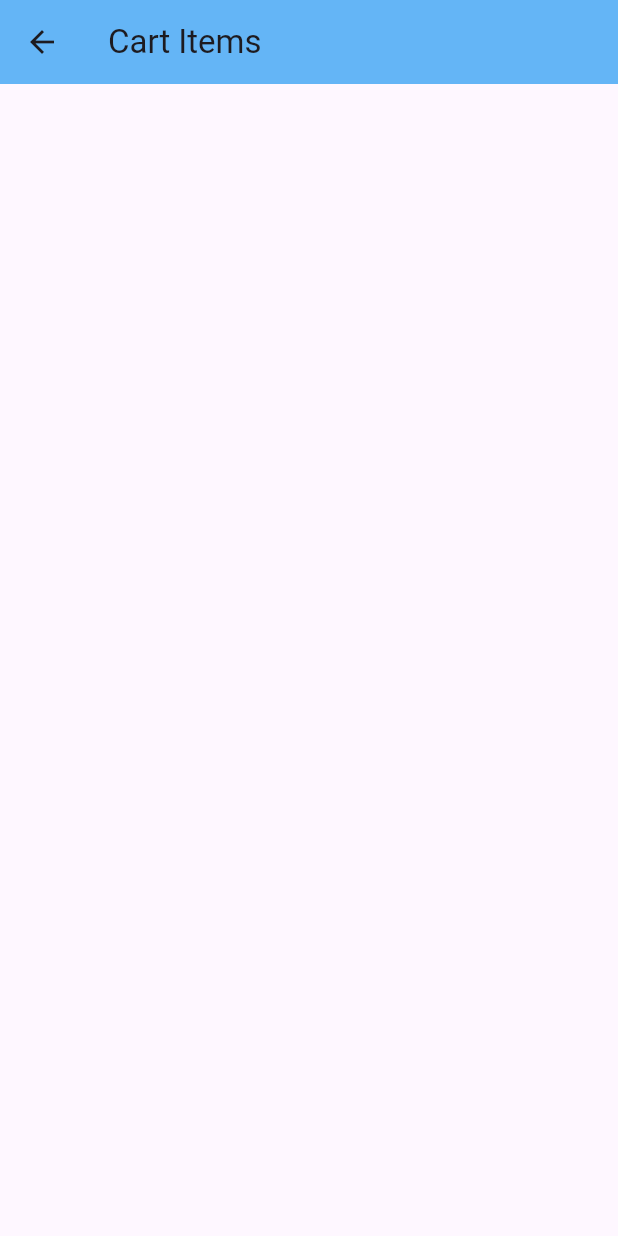
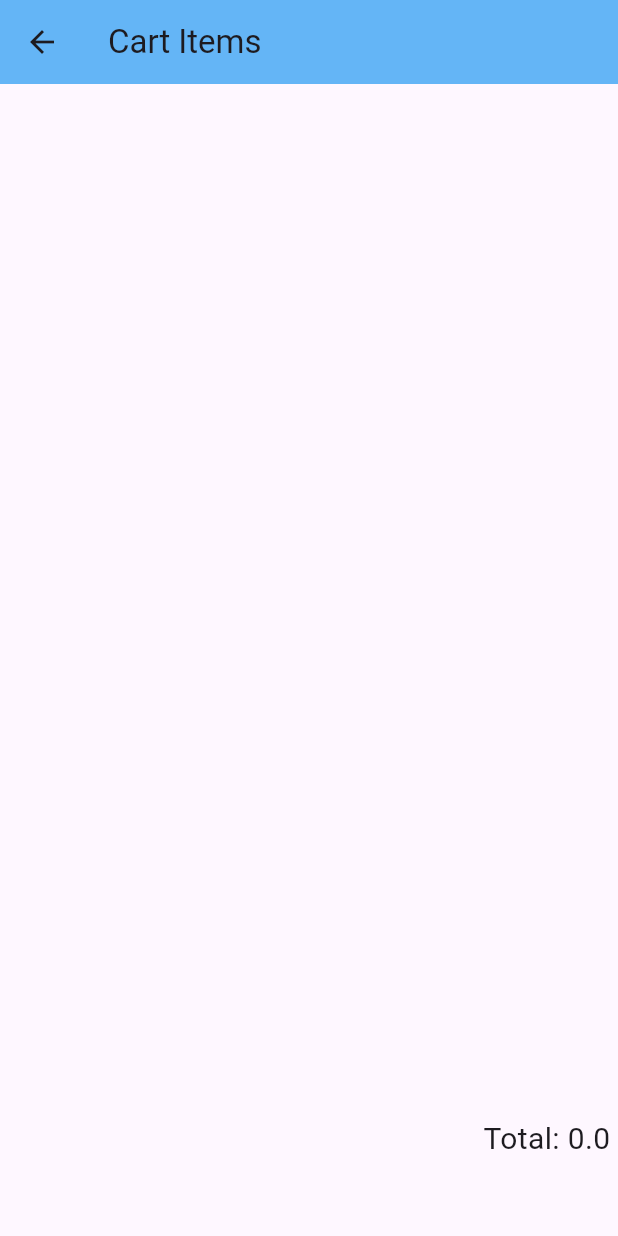
Before and after one commit to lisandrobatiancila/FlutterApp1, a Flutter app: the CartState screen opened directly, on a phone screen of 412 x 824 dp. Run offline on Flutter 3.47's test engine with Material 3 defaults, Android fonts, the phone set to English and light mode, and no system bars; our stand-ins replace fluttertoast.

Commit message:
cart continue

```diff
--- a/lib/pages/cart-items/cart_items.dart
+++ b/lib/pages/cart-items/cart_items.dart
@@ -17,11 +17,13 @@ class CartState extends StatefulWidget {
 
 class _Cart extends State<CartState> {
   late Cart _cart;
+  late String _totalPayment;
   @override
   void initState() {
     // TODO: implement initState
     super.initState();
     _cart = context.read<Cart>();
+    _totalPayment = _cart.totalPayment();
   }
   @override
   Widget build(BuildContext context) {
@@ -32,6 +34,10 @@ class _Cart extends State<CartState> {
       ),
       body: Container(
         padding: const EdgeInsets.all(5.0),
+        child: Column(
+          children: [
+            SizedBox(
+              height: MediaQuery.of(context).size.height - 140,
               child: ListView.builder(
                 itemBuilder: (context, index) => Container(
                   padding: const EdgeInsets.all(10.0),
@@ -62,6 +68,19 @@ class _Cart extends State<CartState> {
                 ),
                 itemCount: _cart.cartItem.length,
               ),
+            ),
+            SizedBox(
+              width: MediaQuery.of(context).size.width,
+              child: Text(
+                "Total: $_totalPayment",
+                style: const TextStyle(
+                  fontSize: 20,
+                ),
+                textAlign: TextAlign.right,
+              ),
+            )
+          ],
+        ),
       )
     );
   }
--- a/lib/state/cart.dart
+++ b/lib/state/cart.dart
@@ -25,7 +25,7 @@ class Cart extends ChangeNotifier {
         }
       }
       if (!_isFound) {
-        cartModel = CartModel(item.id, item.name, item.price, item.quantity);
+        cartModel = CartModel(item.id, item.name, item.price, 1);
         _cartItem.add(cartModel);
       }
     }
@@ -39,4 +39,12 @@ class Cart extends ChangeNotifier {
   List<CartModel> cartItems() {
     return cartItem;
   }
+  String totalPayment() {
+    double payment = 0.0;
+    for(var index = 0; index < _cartItem.length; index++) {
+      payment += _cartItem[index].price * _cartItem[index].quantity;
+    }
+
+    return payment.toString();
+  }
 }
```
Lines whose indentation alone changed are shown as unchanged.
